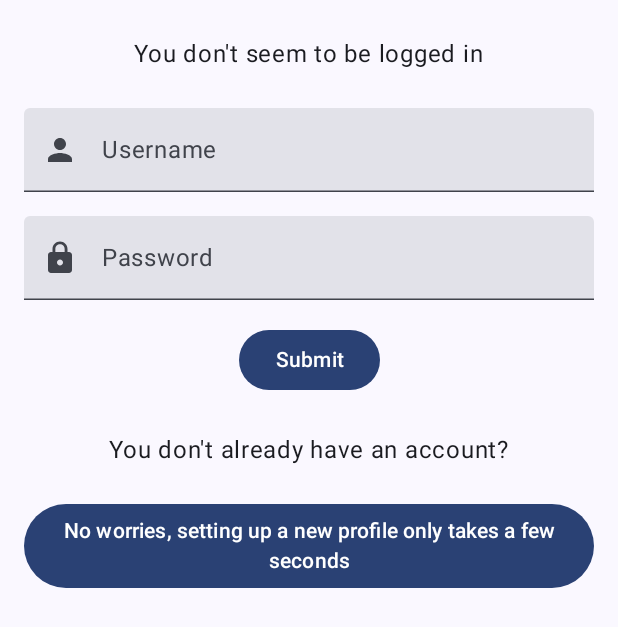
After one commit to Furatus/MoneyMinderMobile, an Android app built with Jetpack Compose: the LoginScreen screen opened through its navigation route, on a phone screen of 412 x 824 dp. The commit adds this screen. Shown: the top 627 px of the screen. Run offline under Robolectric (Android 15) with nearby library versions, the phone set to English and light mode, and no system bars.

Commit message:
Initialized general project architecture, finished LoginScreenUI

```diff
--- a/app/src/main/java/com/example/moneymindermobile/MainActivity.kt
+++ b/app/src/main/java/com/example/moneymindermobile/MainActivity.kt
@@ -6,15 +6,21 @@ import androidx.activity.compose.setContent
 import androidx.compose.foundation.layout.fillMaxSize
 import androidx.compose.material3.MaterialTheme
 import androidx.compose.material3.Surface
-import androidx.compose.material3.Text
-import androidx.compose.runtime.Composable
 import androidx.compose.ui.Modifier
-import androidx.compose.ui.tooling.preview.Preview
+import androidx.navigation.compose.NavHost
+import androidx.navigation.compose.composable
+import androidx.navigation.compose.rememberNavController
+import com.example.moneymindermobile.data.HttpClient
+import com.example.moneymindermobile.data.MainViewModel
+import com.example.moneymindermobile.ui.screens.HomeScreen
+import com.example.moneymindermobile.ui.screens.LoginScreen
+import com.example.moneymindermobile.ui.screens.RegistrationScreen
 import com.example.moneymindermobile.ui.theme.MoneyMinderMobileTheme
 
 class MainActivity : ComponentActivity() {
     override fun onCreate(savedInstanceState: Bundle?) {
         super.onCreate(savedInstanceState)
+        val viewModel = MainViewModel(httpClient = HttpClient)
         setContent {
             MoneyMinderMobileTheme {
                 // A surface container using the 'background' color from the theme
@@ -22,25 +28,20 @@ class MainActivity : ComponentActivity() {
                     modifier = Modifier.fillMaxSize(),
                     color = MaterialTheme.colorScheme.background
                 ) {
-                    Greeting("Android")
+                    val navController = rememberNavController()
+                    NavHost(navController = navController, startDestination = routes.HOME) {
+                        composable(routes.HOME) {
+                            HomeScreen(viewModel = viewModel, navController = navController)
+                        }
+                        composable(routes.LOGIN) {
+                            LoginScreen(viewModel = viewModel, navController = navController)
+                        }
+                        composable(routes.REGISTER) {
+                            RegistrationScreen(viewModel = viewModel, navController = navController)
+                        }
+                    }
                 }
             }
         }
     }
 }
-
-@Composable
-fun Greeting(name: String, modifier: Modifier = Modifier) {
-    Text(
-        text = "Hello $name!",
-        modifier = modifier
-    )
-}
-
-@Preview(showBackground = true)
-@Composable
-fun GreetingPreview() {
-    MoneyMinderMobileTheme {
-        Greeting("Android")
-    }
-}
--- /dev/null
+++ b/app/src/main/java/com/example/moneymindermobile/data/MainViewModel.kt
@@ -0,0 +1,9 @@
+package com.example.moneymindermobile.data
+
+import androidx.lifecycle.ViewModel
+import io.ktor.client.HttpClient
+
+class MainViewModel(
+    private val httpClient: HttpClient,
+//    private val repository: Repository
+) : ViewModel()
--- /dev/null
+++ b/app/src/main/java/com/example/moneymindermobile/data/api/ApiEndpoints.kt
@@ -0,0 +1,5 @@
+package com.example.moneymindermobile.data.api
+
+object ApiEndpoints {
+    const val GRAPHQL: String = "http://localhost:3000/graphql"
+}
--- /dev/null
+++ b/app/src/main/java/com/example/moneymindermobile/ui/screens/HomeScreen.kt
@@ -0,0 +1,11 @@
+package com.example.moneymindermobile.ui.screens
+
+import androidx.compose.material3.Text
+import androidx.compose.runtime.Composable
+import androidx.navigation.NavHostController
+import com.example.moneymindermobile.data.MainViewModel
+
+@Composable
+fun HomeScreen(viewModel: MainViewModel, navController: NavHostController) {
+    Text(text = "home")
+}
--- /dev/null
+++ b/app/src/main/java/com/example/moneymindermobile/ui/screens/LoginScreen.kt
@@ -0,0 +1,127 @@
+package com.example.moneymindermobile.ui.screens
+
+import androidx.compose.foundation.layout.Column
+import androidx.compose.foundation.layout.fillMaxWidth
+import androidx.compose.foundation.layout.padding
+import androidx.compose.foundation.text.KeyboardActions
+import androidx.compose.foundation.text.KeyboardOptions
+import androidx.compose.material.icons.Icons
+import androidx.compose.material.icons.filled.Lock
+import androidx.compose.material.icons.filled.Person
+import androidx.compose.material3.Button
+import androidx.compose.material3.Icon
+import androidx.compose.material3.Text
+import androidx.compose.material3.TextField
+import androidx.compose.runtime.Composable
+import androidx.compose.runtime.MutableState
+import androidx.compose.runtime.mutableStateOf
+import androidx.compose.runtime.saveable.rememberSaveable
+import androidx.compose.ui.Alignment
+import androidx.compose.ui.Modifier
+import androidx.compose.ui.platform.LocalSoftwareKeyboardController
+import androidx.compose.ui.text.input.ImeAction
+import androidx.compose.ui.text.input.PasswordVisualTransformation
+import androidx.compose.ui.text.style.TextAlign
+import androidx.compose.ui.tooling.preview.Preview
+import androidx.compose.ui.unit.dp
+import androidx.navigation.NavHostController
+import com.example.moneymindermobile.data.MainViewModel
+
+@Composable
+fun LoginScreen(viewModel: MainViewModel, navController: NavHostController) {
+    val usernameState = rememberSaveable { mutableStateOf("") }
+    val passwordState = rememberSaveable { mutableStateOf("") }
+    val submitButtonClicked = rememberSaveable { mutableStateOf(false) }
+    val registerButtonClicked = rememberSaveable { mutableStateOf(false) }
+
+    LoginScreenUI(usernameState, passwordState, submitButtonClicked, registerButtonClicked)
+
+    // You can access the text field values here
+    val username = usernameState.value
+    val password = passwordState.value
+    // ...
+}
+
+@Composable
+fun LoginScreenUI(
+    usernameState: MutableState<String>,
+    passwordState: MutableState<String>,
+    submitButtonClicked: MutableState<Boolean>,
+    registerButtonClicked: MutableState<Boolean>,
+) {
+    val keyboardController = LocalSoftwareKeyboardController.current
+
+    Column(
+        horizontalAlignment = Alignment.CenterHorizontally,
+        modifier = Modifier
+            .padding(8.dp)
+    ) {
+        Text("You don't seem to be logged in", modifier = Modifier.padding(16.dp))
+        TextField(
+            value = usernameState.value,
+            leadingIcon = {
+                Icon(
+                    imageVector = Icons.Filled.Person,
+                    contentDescription = "Username"
+                )
+            },
+            onValueChange = { usernameState.value = it },
+            label = { Text("Username") },
+            keyboardOptions = KeyboardOptions(imeAction = ImeAction.Done),
+            keyboardActions = KeyboardActions(onDone = { keyboardController?.hide() }),
+            modifier = Modifier
+                .fillMaxWidth()
+                .padding(8.dp),
+        )
+        TextField(
+            value = passwordState.value,
+            leadingIcon = {
+                Icon(
+                    imageVector = Icons.Filled.Lock,
+                    contentDescription = "Password"
+                )
+            },
+            onValueChange = { passwordState.value = it },
+            label = { Text("Password") },
+            keyboardOptions = KeyboardOptions(imeAction = ImeAction.Done),
+            keyboardActions = KeyboardActions(onDone = { keyboardController?.hide() }),
+            modifier = Modifier
+                .fillMaxWidth()
+                .padding(8.dp),
+            visualTransformation = PasswordVisualTransformation()
+        )
+        Button(
+            onClick = { submitButtonClicked.value = true },
+            Modifier.padding(8.dp),
+        ) {
+            Text(
+                text = "Submit",
+                textAlign = TextAlign.Center
+            )
+        }
+        Text(
+            text = "You don't already have an account?", Modifier.padding(16.dp)
+        )
+        Button(
+            onClick = { registerButtonClicked.value = true },
+            Modifier.padding(8.dp),
+        ) {
+            Text(
+                text = "No worries, setting up a new profile only takes a few seconds",
+                textAlign = TextAlign.Center
+
+            )
+        }
+    }
+}
+
+@Preview
+@Composable
+fun LoginScreenPreview() {
+    val usernameState = rememberSaveable { mutableStateOf("") }
+    val passwordState = rememberSaveable { mutableStateOf("") }
+    val submitButtonClicked = rememberSaveable { mutableStateOf(false) }
+    val registerButtonClicked = rememberSaveable { mutableStateOf(false) }
+
+    LoginScreenUI(usernameState, passwordState, submitButtonClicked, registerButtonClicked)
+}
```
Also changed, not shown: app/build.gradle.kts (+8 -7 lines), app/src/main/java/com/example/moneymindermobile/data/HttpClient.kt (added, +27 -0 lines), app/src/main/java/com/example/moneymindermobile/data/api/entities/AppUser.kt (added, +19 -0 lines), app/src/main/java/com/example/moneymindermobile/data/api/entities/Expense.kt (added, +14 -0 lines), app/src/main/java/com/example/moneymindermobile/data/api/entities/Group.kt (added, +16 -0 lines), app/src/main/java/com/example/moneymindermobile/data/api/entities/GroupMessage.kt (added, +12 -0 lines), app/src/main/java/com/example/moneymindermobile/data/api/entities/Invitation.kt (added, +9 -0 lines), app/src/main/java/com/example/moneymindermobile/data/api/entities/Message.kt (added, +12 -0 lines), app/src/main/java/com/example/moneymindermobile/data/api/entities/SignInResult.kt (added, +8 -0 lines), app/src/main/java/com/example/moneymindermobile/data/api/entities/UserExpense.kt (added, +10 -0 lines), app/src/main/java/com/example/moneymindermobile/data/api/entities/UserGroup.kt (added, +9 -0 lines), app/src/main/java/com/example/moneymindermobile/routes.kt (added, +7 -0 lines), app/src/main/java/com/example/moneymindermobile/ui/components/UserCard.kt (added, +99 -0 lines), app/src/main/java/com/example/moneymindermobile/ui/screens/RegistrationScreen.kt (added, +11 -0 lines), 1 more files.
